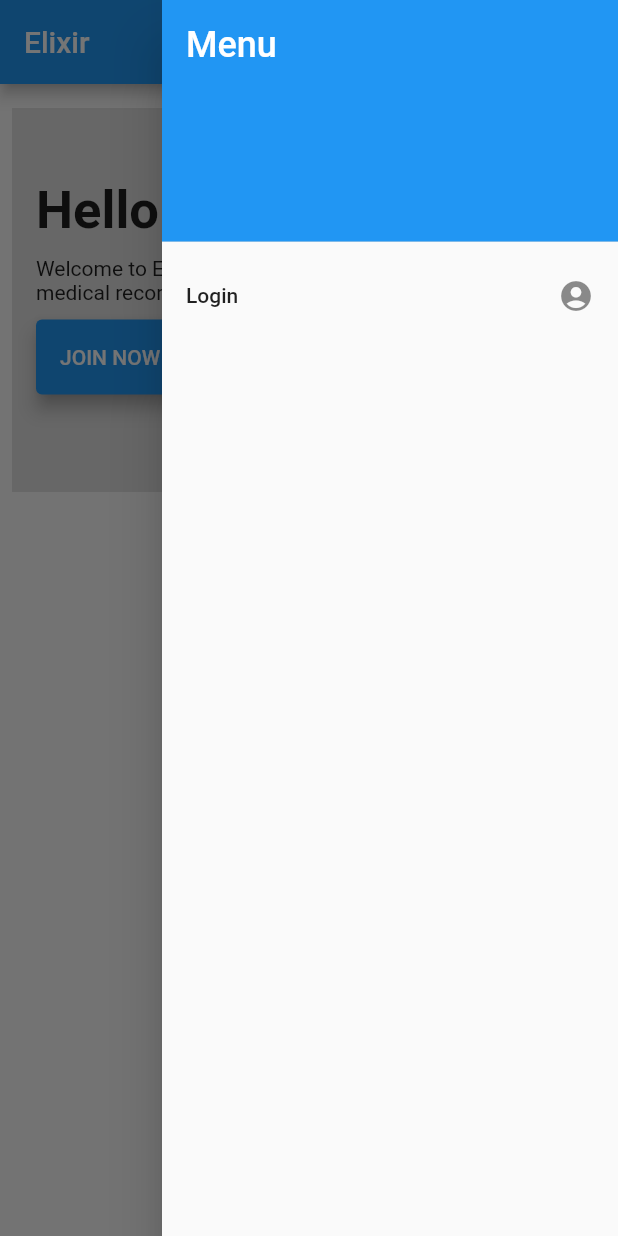
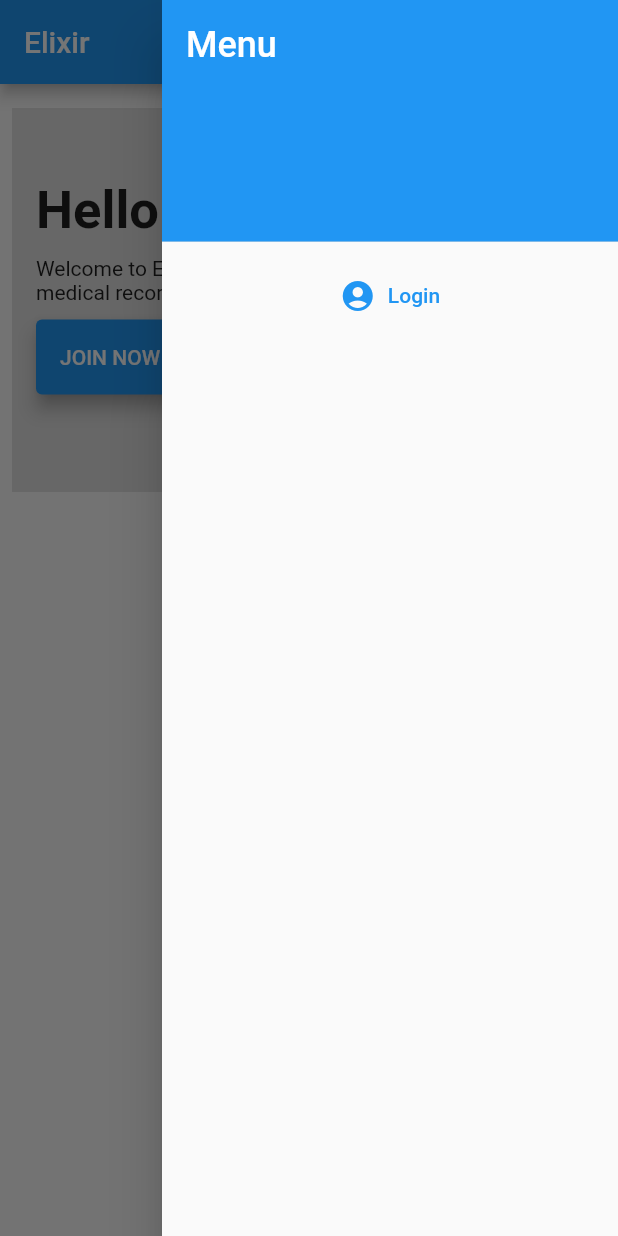
Before and after one commit to 007vedant/Flutter-Apps, a Flutter app: the screen it shows after launch, with the side drawer open, on a phone screen of 412 x 824 dp. Run offline on Flutter 3.47's test engine with Material 2 defaults, Android fonts, the phone set to English and light mode, and no system bars.

```diff
--- a/elixir/lib/homeScreen.dart
+++ b/elixir/lib/homeScreen.dart
@@ -1,4 +1,5 @@
 import 'package:flutter/material.dart';
+import 'package:elixir/loginScreen.dart';
 
 class HomeScreen extends StatefulWidget {
   @override
@@ -32,7 +33,7 @@ class _HomeScreenState extends State<HomeScreen> {
       endDrawer: Drawer(
         child: ListView(
           padding: EdgeInsets.zero,
-          children: const <Widget>[
+          children: <Widget>[
             DrawerHeader(
               decoration: BoxDecoration(
                 color: Colors.blue,
@@ -46,9 +47,14 @@ class _HomeScreenState extends State<HomeScreen> {
               ),
             ),
             ListTile(
-              title: Text('Login'),
-              trailing: Icon(
-                Icons.account_circle,
+              title: TextButton.icon(
+                style: ButtonStyle(),
+                label: Text('Login'),
+                icon: Icon(Icons.account_circle),
+                onPressed: () {
+                  Navigator.push(context,
+                      MaterialPageRoute(builder: (context) => LoginScreen()));
+                },
               ),
             ),
           ],
```
